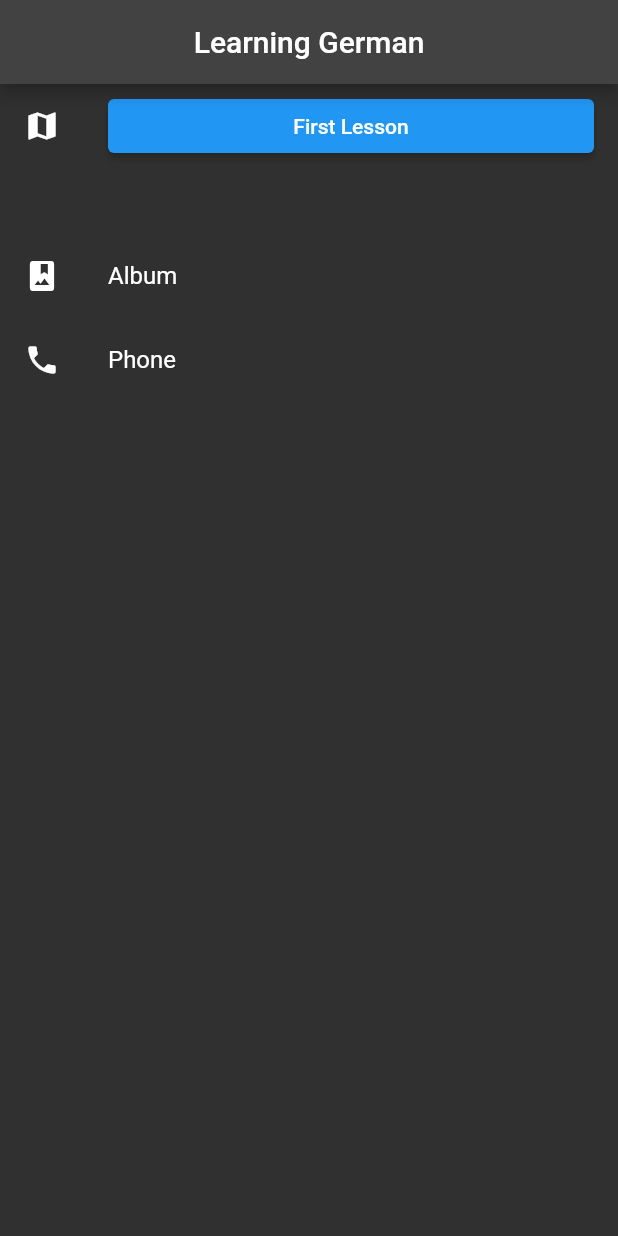
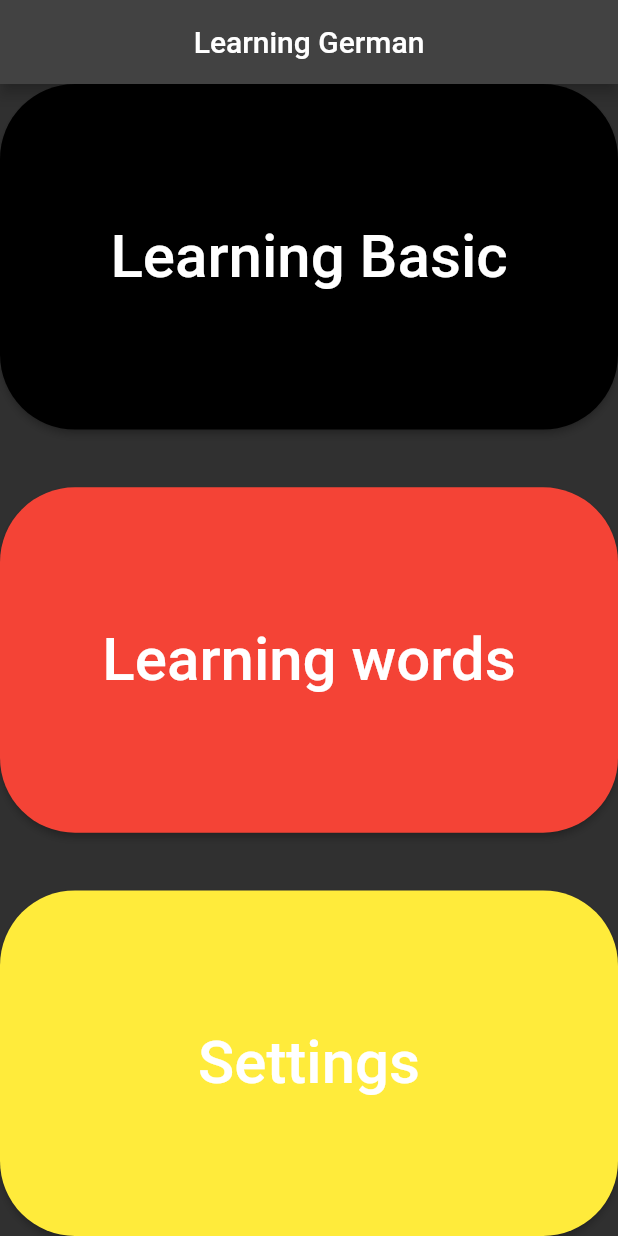
Before and after one commit to sashanikitin/PolyglotGerman, a Flutter app: the screen it shows after launch, on a phone screen of 412 x 824 dp. Run offline on Flutter 3.47's test engine with Material 2 defaults, Android fonts, the phone set to English and light mode, and no system bars; drawn by our look-alikes of auto_size_text; our stand-ins replace flutter_tts.

Commit message:
Second for Ann

```diff
--- a/lib/UI/main_page.dart
+++ b/lib/UI/main_page.dart
@@ -1,3 +1,6 @@
+import 'dart:async';
+
+import 'package:auto_size_text/auto_size_text.dart';
 import 'package:flutter/material.dart';
 
 import 'first_page.dart';
@@ -6,38 +9,97 @@ class MainRoute extends StatelessWidget {
   @override
   Widget build(BuildContext context) {
     final title = 'Learning German';
+
     return Scaffold(
       appBar: AppBar(
         title: Center(child: Text(title)),
       ),
-      body:ListView(
+      body: Column(
         children: <Widget>[
-        Container(
-        height: 100.0,
-        child:
-            ListTile(
-              leading: Icon(Icons.map),
-              title:  ElevatedButton(
-                child: Text('First Lesson'),
+          Expanded(
+              flex: 6,
+              child: SizedBox(
+                  width: double.infinity,
+                  child: ElevatedButton(
                     onPressed: () {
                       Navigator.push(
                         context,
-                    MaterialPageRoute(builder: (context) => FirstPage(title: 'First Lesson')),
+                        MaterialPageRoute(
+                            builder: (context) =>
+                                FirstPage(title: 'Learning basic')),
                       );
                     },
+                    child: AutoSizeText(
+                      "Learning Basic",
+                      style: TextStyle(fontSize: 40),
                     ),
-            )),
-            ListTile(
-              leading: Icon(Icons.photo_album),
-              title: Text('Album'),
+                    style: ElevatedButton.styleFrom(
+                        primary: Colors.black,
+                        // fixedSize: const Size(300, 100),
+                        shape: RoundedRectangleBorder(
+                            borderRadius: BorderRadius.circular(50))),
+                  ))),
+          /////////////////////////////////////////////////////////////////////////////////////////////////
+          Expanded(
+              flex: 1,
+              child:SizedBox()
           ),
-            ListTile(
-              leading: Icon(Icons.phone),
-              title: Text('Phone'),
+          /////////////////////////////////////////////////////////////////////////////////////////////////
+          Expanded(
+              flex: 6,
+              child: SizedBox(
+                  width: double.infinity,
+                  child: ElevatedButton(
+                    onPressed: () {
+                      Navigator.push(
+                        context,
+                        MaterialPageRoute(
+                            builder: (context) =>
+                                FirstPage(title: 'Learning words')),
+                      );
+                    },
+                    child: AutoSizeText(
+                      "Learning words",
+                      style: TextStyle(fontSize: 40),
                     ),
+                    style: ElevatedButton.styleFrom(
+                        primary: Colors.red,
+                        // fixedSize: const Size(300, 100),
+                        shape: RoundedRectangleBorder(
+                            borderRadius: BorderRadius.circular(50))),
+                  ))),
+          ////////////////////////////////////////////////////////////////////////////////////////////////
+      Expanded(
+        flex: 1,
+        child:SizedBox()
+      ),
+          /////////////////////////////////////////////////////////////////////////////////////////////////
+          Expanded(
+              flex: 6,
+              child: SizedBox(
+                  width: double.infinity,
+                  child: ElevatedButton(
+                    onPressed: () {
+                      Navigator.push(
+                        context,
+                        MaterialPageRoute(
+                            builder: (context) =>
+                                FirstPage(title: 'Settings')),
+                      );
+                    },
+                    child: AutoSizeText(
+                      "Settings",
+                      style: TextStyle(fontSize: 40),
+                    ),
+                    style: ElevatedButton.styleFrom(
+                        primary: Colors.yellow,
+                        // fixedSize: const Size(300, 100),
+                        shape: RoundedRectangleBorder(
+                            borderRadius: BorderRadius.circular(50))),
+                  ))),
+          ////////////////////////////////////////////////////////////////////////////////////////////////
         ],
       ),
     );
-
   }
 }
--- a/lib/main.dart
+++ b/lib/main.dart
@@ -14,7 +14,7 @@ class MyApp extends StatelessWidget {
   @override
   Widget build(BuildContext context) {
     return MaterialApp(
-      title: 'Flutter Demo',
+      title: 'Learning German',
       theme: ThemeData(
         brightness: Brightness.light,
 
--- a/pubspec.yaml
+++ b/pubspec.yaml
@@ -31,6 +31,9 @@ dependencies:
   auto_size_text: 2.1.0
   flutter_tts: ^3.2.1
   tcard: ^1.3.3
+
+
+
 dev_dependencies:
   flutter_test:
     sdk: flutter
```
Lines whose indentation alone changed are shown as unchanged.
